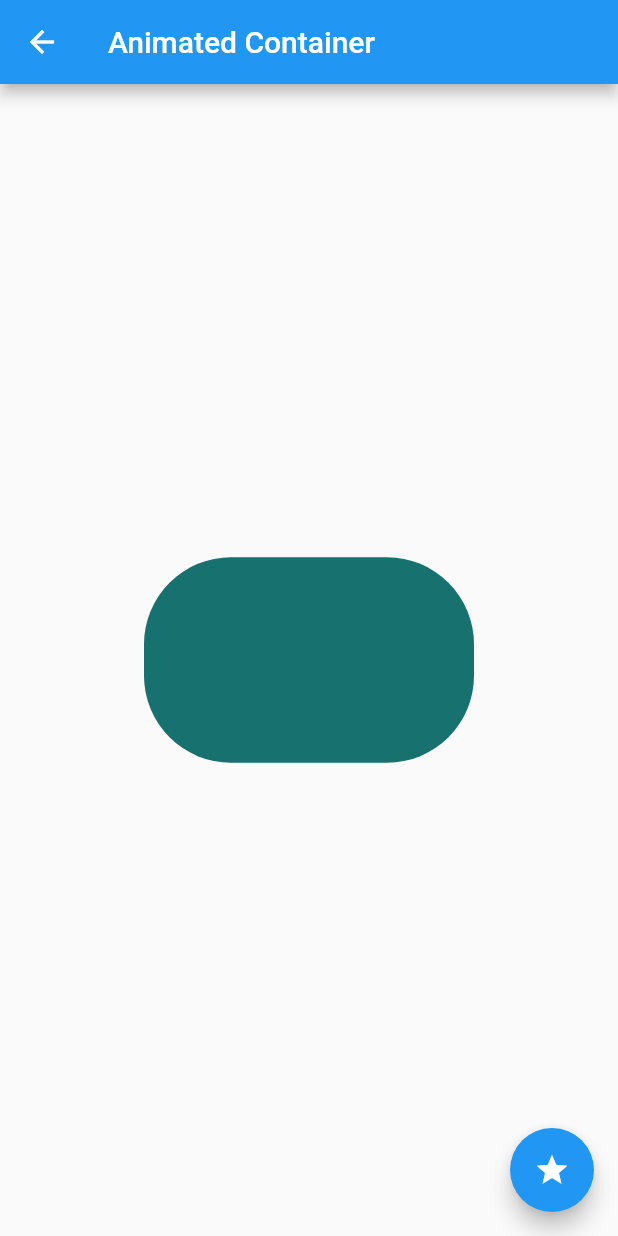
After one commit to farinas09/FlutterComponents, a Flutter app: the AnimatedContainerPage screen opened by its route, after a tap on the "grade" icon, on a phone screen of 412 x 824 dp. The commit adds this screen. Run offline on Flutter 3.47's test engine with Material 2 defaults, Android fonts, the phone set to English and light mode, and no system bars.

Commit message:
introducing AnimatedContainers

```diff
--- a/data/menu_opts.json
+++ b/data/menu_opts.json
@@ -15,6 +15,11 @@
             "ruta" : "card",
             "icon" : "folder_open",
             "texto": "Cards - Tarjetas"
+        },
+        {
+            "ruta" : "animatedContainer",
+            "icon" : "donut_large",
+            "texto": "Animated Container"
         }
     ]
 }
--- /dev/null
+++ b/lib/src/pages/animated_container.dart
@@ -0,0 +1,60 @@
+import 'dart:math';
+
+import 'package:flutter/material.dart';
+
+class AnimatedContainerPage extends StatefulWidget {
+
+  @override
+  _AnimatedContainerPageState createState() => _AnimatedContainerPageState();
+}
+
+class _AnimatedContainerPageState extends State<AnimatedContainerPage> {
+
+  double _width = 50.0;
+  double _height = 50.0;
+  Color _color = Colors.pink;
+  BorderRadiusGeometry _borderRadius = BorderRadius.circular(8.0);
+
+  @override
+  Widget build(BuildContext context) {
+    return Scaffold(
+       appBar: AppBar(
+         title: Text("Animated Container"),
+       ),
+       body: Center(
+         child: AnimatedContainer(
+           width: _width,
+           height: _height,
+           duration: Duration(milliseconds: 500),
+           curve: Curves.fastOutSlowIn,
+           decoration: BoxDecoration(
+             borderRadius: _borderRadius,
+             color: _color,
+           ),
+         ),
+       ),
+       floatingActionButton: FloatingActionButton(
+         child: Icon(Icons.grade),
+         onPressed: _changeContainer),
+    );
+  }
+
+  _changeContainer() {
+
+    final random = Random();
+
+    setState(() {
+
+      _width = random.nextInt(300).toDouble();
+      _height = random.nextInt(300).toDouble();
+      _color = Color.fromRGBO(
+        random.nextInt(255),
+        random.nextInt(255),
+        random.nextInt(255),
+        1);
+
+        _borderRadius = BorderRadius.circular( random.nextInt(100).toDouble());
+
+    });
+  }
+}
--- a/lib/src/utils/icon_string_util.dart
+++ b/lib/src/utils/icon_string_util.dart
@@ -3,7 +3,8 @@ import 'package:flutter/material.dart';
 final _icons = <String, IconData>{
   'add_alert'     : Icons.add_alert,
   'accessibility' : Icons.accessibility,
-  'folder_open'   : Icons.folder_open
+  'folder_open'   : Icons.folder_open,
+  'donut_large'   : Icons.donut_large
 };
 Icon getIcon( String iconName ) {
   return Icon(_icons[iconName], color: Colors.blue,);
```
Also changed, not shown: lib/data/menu_opts.json (deleted, +0 -20 lines), lib/src/pages/alert_page.dart (+36 -0 lines), lib/src/pages/avatar_page.dart (+22 -0 lines), lib/src/routes/routes.dart (+8 -5 lines).
